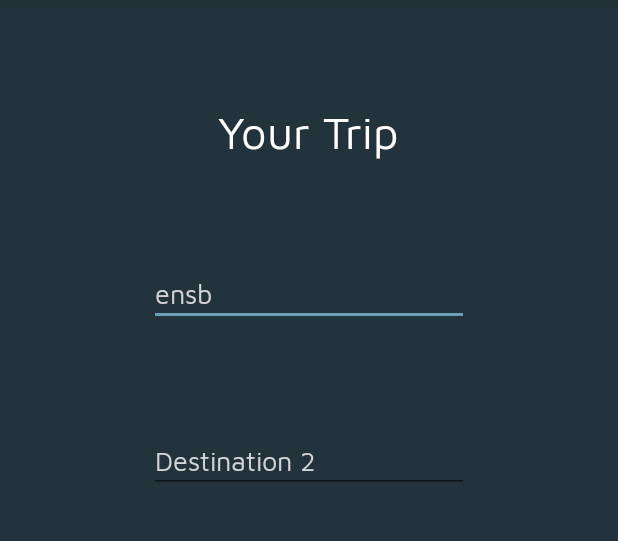
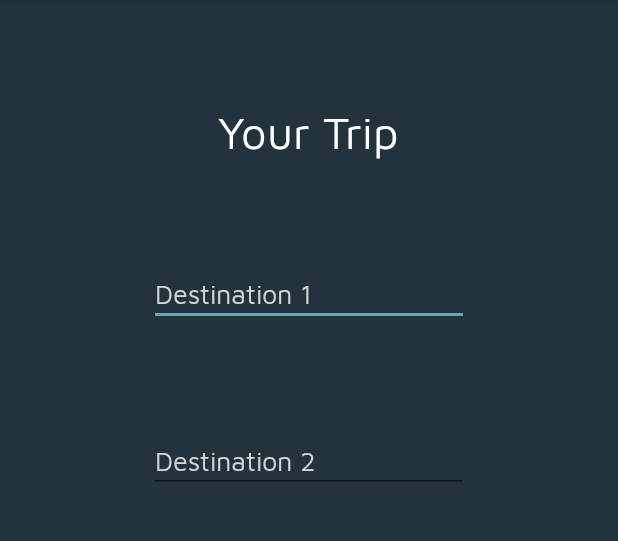
Before and after one commit to RodolpheBansard/ProjetAndroid, an Android app: the MainActivity screen opened directly, with no data from a screen before it, on a phone screen of 412 x 824 dp, the part 84-625 px from its top. Run offline under Robolectric (Android 15) with nearby library versions, the phone set to English and light mode, and no system bars; our stand-ins replace Volley; pictures from the network do not load.

```diff
--- a/app/src/main/java/com/example/projetandroid/CryptedSnowtamActivity.java
+++ b/app/src/main/java/com/example/projetandroid/CryptedSnowtamActivity.java
@@ -7,6 +7,10 @@ import android.os.Bundle;
 import android.view.View;
 import android.widget.TextView;
 
+/**
+ * Affiche la snowtam cryptée
+ */
+
 public class CryptedSnowtamActivity extends AppCompatActivity {
 
     @Override
@@ -14,9 +18,11 @@ public class CryptedSnowtamActivity extends AppCompatActivity {
         super.onCreate(savedInstanceState);
         setContentView(R.layout.activity_crypted_snowtam);
 
+        // Récupère la snowtam cryptée
         Intent intent = getIntent();
         String message = intent.getStringExtra(AffichageActivity.EXTRA_MESSAGE);
 
+        // Affiche les données
         TextView textView = findViewById(R.id.cryptedSnowtam);
         textView.setText(message);
     }
--- a/app/src/main/java/com/example/projetandroid/SnowtamCallback.java
+++ b/app/src/main/java/com/example/projetandroid/SnowtamCallback.java
@@ -1,5 +1,8 @@
 package com.example.projetandroid;
 
+/**
+ * Interface pour la réponse de la requête POST
+ */
 public interface SnowtamCallback {
     void onSucess(String result);
 }
--- a/app/src/main/res/layout/activity_affichage.xml
+++ b/app/src/main/res/layout/activity_affichage.xml
@@ -1,4 +1,7 @@
 <?xml version="1.0" encoding="utf-8"?>
+<!--
+    Cette vue affiche le viewpager le contenu de ce dernier est détaillé dans fragment_snowtam.xml
+ -->
 <androidx.constraintlayout.widget.ConstraintLayout xmlns:android="http://schemas.android.com/apk/res/android"
     xmlns:app="http://schemas.android.com/apk/res-auto"
     xmlns:tools="http://schemas.android.com/tools"
--- a/app/src/main/res/layout/activity_crypted_snowtam.xml
+++ b/app/src/main/res/layout/activity_crypted_snowtam.xml
@@ -1,4 +1,5 @@
 <?xml version="1.0" encoding="utf-8"?>
+<!-- Affiche La snowtam crypté -->
 <androidx.constraintlayout.widget.ConstraintLayout xmlns:android="http://schemas.android.com/apk/res/android"
     xmlns:app="http://schemas.android.com/apk/res-auto"
     xmlns:tools="http://schemas.android.com/tools"
--- a/app/src/main/res/layout/activity_first_screen.xml
+++ b/app/src/main/res/layout/activity_first_screen.xml
@@ -1,4 +1,8 @@
 <?xml version="1.0" encoding="utf-8"?>
+
+<!--     Cette vue est la première à être affiché
+        Elle affiche le logo de l'application, le slogan et un bouton pour passer à la vue suivante activity_main -->
+
 <androidx.constraintlayout.widget.ConstraintLayout xmlns:android="http://schemas.android.com/apk/res/android"
     xmlns:app="http://schemas.android.com/apk/res-auto"
     xmlns:tools="http://schemas.android.com/tools"
@@ -6,6 +10,7 @@
     android:layout_height="match_parent"
     tools:context=".FirstScreenActivity"
     android:background="@drawable/back">
+
 
 
     <Button
--- a/app/src/main/res/layout/activity_main.xml
+++ b/app/src/main/res/layout/activity_main.xml
@@ -1,4 +1,8 @@
 <?xml version="1.0" encoding="utf-8"?>
+
+<!--   Cette vue permet de saisir les codes OACI désirés et de lancer la recherche avec un bouton
+       Il y a 4 champs modifiables et un bouton -->
+
 <androidx.constraintlayout.widget.ConstraintLayout xmlns:android="http://schemas.android.com/apk/res/android"
     xmlns:app="http://schemas.android.com/apk/res-auto"
     xmlns:tools="http://schemas.android.com/tools"
@@ -30,7 +34,6 @@
         android:fontFamily="@font/maven"
         android:hint="@string/edit_destination1"
         android:inputType="textPersonName"
-        android:text="ensb"
         android:textColor="#CCFFFFFF"
         android:textColorHint="#CCFFFFFF"
         app:layout_constraintBottom_toTopOf="@+id/editText2"
@@ -62,7 +65,6 @@
         android:ems="10"
         android:fontFamily="@font/maven"
         android:hint="@string/edit_destination3"
-        android:inputType="textPersonName"
         android:textColor="#CCFFFFFF"
         android:textColorHint="#CCFFFFFF"
         app:layout_constraintBottom_toTopOf="@+id/editText4"
@@ -78,7 +80,6 @@
         android:ems="10"
         android:fontFamily="@font/maven"
         android:hint="@string/edit_destination4"
-        android:inputType="textPersonName"
         android:textColor="#CCFFFFFF"
         android:textColorHint="#CCFFFFFF"
         app:layout_constraintBottom_toTopOf="@+id/button2"
--- a/app/src/main/res/layout/activity_map.xml
+++ b/app/src/main/res/layout/activity_map.xml
@@ -1,4 +1,5 @@
 <?xml version="1.0" encoding="utf-8"?>
+<!--   Affiche google map   -->
 <androidx.constraintlayout.widget.ConstraintLayout xmlns:android="http://schemas.android.com/apk/res/android"
     xmlns:app="http://schemas.android.com/apk/res-auto"
     xmlns:tools="http://schemas.android.com/tools"
--- a/app/src/main/res/layout/custom_loading_layout.xml
+++ b/app/src/main/res/layout/custom_loading_layout.xml
@@ -1,4 +1,5 @@
 <?xml version="1.0" encoding="utf-8"?>
+<!--  Cette vue est affiché pour le chargement durant la requête POST   -->
 <LinearLayout xmlns:android="http://schemas.android.com/apk/res/android"
     xmlns:app="http://schemas.android.com/apk/res-auto"
     android:layout_width="wrap_content"
```
Also changed, not shown: app/src/main/java/com/example/projetandroid/AffichageActivity.java (+13 -1 lines), app/src/main/java/com/example/projetandroid/FirstScreenActivity.java (+9 -1 lines), app/src/main/java/com/example/projetandroid/FragmentCollectionAdapter.java (+9 -0 lines), app/src/main/java/com/example/projetandroid/MainActivity.java (+44 -2 lines), app/src/main/java/com/example/projetandroid/MapActivity.java (+12 -0 lines), app/src/main/java/com/example/projetandroid/Snowtam.java (+29 -9 lines), app/src/main/java/com/example/projetandroid/SnowtamFragment.java (+15 -2 lines), app/src/main/java/com/example/projetandroid/ViewDialog.java (+8 -0 lines), app/src/main/res/layout/fragment_snowtam.xml (+11 -0 lines).
